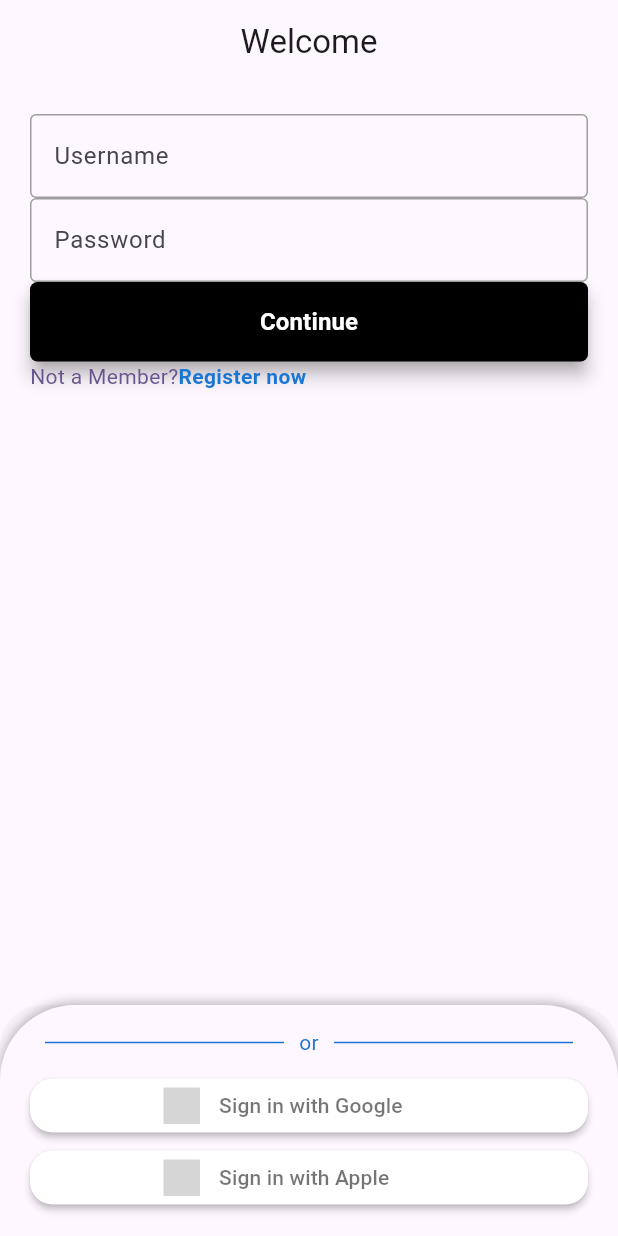
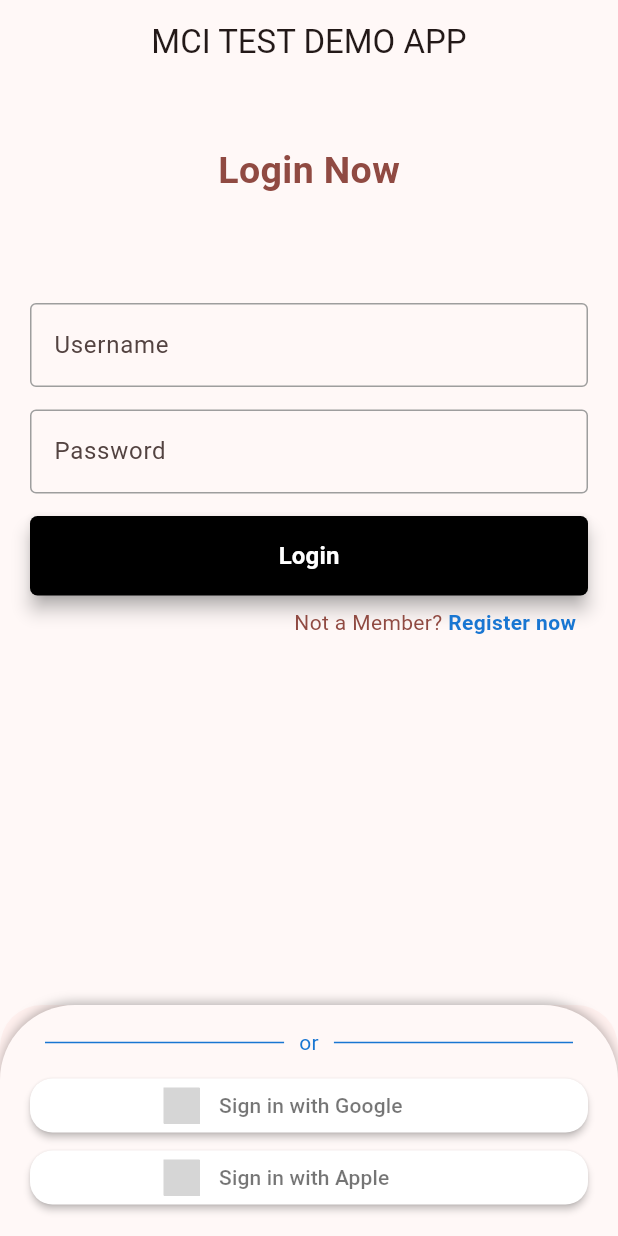
Before and after one commit to SamsaraBanana/mci_test, a Flutter app: the screen it shows after launch, on a phone screen of 412 x 824 dp. Run offline on Flutter 3.47's test engine with Material 3 defaults, Android fonts, the phone set to English and light mode, and no system bars; drawn by our look-alikes of sign_in_button; our stand-ins replace firebase_core, get; accounts and stored records are empty; grey boxes are pictures that could not be loaded.

Commit message:
Login page UI is stable now. added: - login mode - register mode - textfield validators - user feedback

```diff
--- a/lib/controller/login_controller.dart
+++ b/lib/controller/login_controller.dart
@@ -5,11 +5,10 @@ class LoginController extends GetxController {
   final TextEditingController usernameController = TextEditingController();
   final TextEditingController passwordController = TextEditingController();
   final TextEditingController confirmPasswordController = TextEditingController();
-  final GlobalKey formKeyUsername = GlobalKey<FormState>();
-  final GlobalKey formKeyPassword = GlobalKey<FormState>();
-  final GlobalKey formKeyConfirmPassword = GlobalKey<FormState>();
+  final GlobalKey<FormState> formKeyUsername = GlobalKey<FormState>();
+  final GlobalKey<FormState> formKeyPassword = GlobalKey<FormState>();
+  final GlobalKey<FormState> formKeyConfirmPassword = GlobalKey<FormState>();
 
-  var isEmailLogin = false.obs;
   var isRegister = false.obs;
 
 
@@ -17,6 +16,7 @@ class LoginController extends GetxController {
     return passwordController.text == confirmPasswordController.text;
   }
 
+  ///Validates Username for Syntax that could be problematic
   String? validateUsername(String? value) {
     if (value == null || value.isEmpty) {
       return 'usernameEmptyError'; // Error for empty username
@@ -32,6 +32,7 @@ class LoginController extends GetxController {
     return null;
   }
 
+  ///Validates the Password for common weaknesses
   String? validatePassword(String? value) {
     if (value == null || value.isEmpty) {
       return 'passwordEmptyError';
@@ -49,8 +50,45 @@ class LoginController extends GetxController {
     return null;
   }
 
-  void toggleEmailLogin() => isEmailLogin.toggle();
+  ///Validates if the ConfirmPassword is the same as the Password
+  String? validateConfirmPassword(String? value) {
+    String? passwordError = validatePassword(value);
+    if (passwordError == null) {
+      if(isPasswordConfirmed()) {
+        return null;
+      }
+      else {
+        return 'passwordConfirmError';
+      }
+    }
+    return passwordError;
+  }
+
   void toggleRegister() => isRegister.toggle();
+
+  ///Login via Firebase Auth Email system
+  void loginEmail() {
+    if (formKeyUsername.currentState!.validate() && formKeyPassword.currentState!.validate() && !isRegister.value) {
+      // Perform login logic here
+    }
+  }
+
+  ///Register via Firebase Auth Email system
+  void registerEmail() {
+    if (
+      formKeyUsername.currentState!.validate() &&
+      formKeyPassword.currentState!.validate() &&
+      formKeyConfirmPassword.currentState!.validate() &&
+      isRegister.value && isPasswordConfirmed()
+    ) {
+
+    }
+  }
+
+  //TODO Google Sign in
+  void googleSignIn() {
+    throw UnimplementedError();
+  }
 
   @override
   void onClose() {
--- a/lib/main.dart
+++ b/lib/main.dart
@@ -37,7 +37,7 @@ class MyApp extends StatelessWidget {
         //
         // This works for code too, not just values: Most code changes can be
         // tested with just a hot reload.
-        colorScheme: ColorScheme.fromSeed(seedColor: Colors.deepPurple),
+        colorScheme: ColorScheme.fromSeed(seedColor: Colors.red),
 
         useMaterial3: true,
       ),
--- a/lib/ui/components/login/login_button.dart
+++ b/lib/ui/components/login/login_button.dart
@@ -1,16 +1,23 @@
 import 'package:flutter/material.dart';
+import 'package:get/get.dart';
+
+import '../../../controller/login_controller.dart';
 
 class LoginButton extends StatelessWidget {
-  final String buttonText;
+  final bool isRegistering;
 
-  const LoginButton({super.key, required this.buttonText});
+  const LoginButton({super.key, required this.isRegistering});
 
   @override
   Widget build(BuildContext context) {
+    LoginController controller = Get.put(LoginController());
     return SizedBox(
       width: double.infinity,
       child: ElevatedButton(
-        onPressed: () {  },
+        onPressed: () {
+          isRegistering? controller.registerEmail() :
+          controller.loginEmail();
+        },
         style: ElevatedButton.styleFrom(
             foregroundColor: Colors.white,
             backgroundColor: Colors.black,
@@ -22,7 +29,7 @@ class LoginButton extends StatelessWidget {
             padding: const EdgeInsets.symmetric(vertical: 15)
         ),
         child: Text(
-          buttonText,
+          isRegistering? "Register" : "Login",
           style: const TextStyle(
             fontSize: 16,
             fontWeight: FontWeight.bold,
--- a/lib/ui/components/login/login_register_link.dart
+++ b/lib/ui/components/login/login_register_link.dart
@@ -15,12 +15,12 @@ class RegisterLink extends StatelessWidget {
   Widget build(BuildContext context) {
 
     return Row(
-      mainAxisAlignment: MainAxisAlignment.start,
+      mainAxisAlignment: MainAxisAlignment.end,
       children: [
         Text(
           isRegistering
-            ? "already A Member?"
-            : "Not a Member?",
+            ? "Already a Member? "
+            : "Not a Member? ",
           style: TextStyle(color: Theme.of(context).primaryColor),
         ),
         InkWell(
--- a/lib/ui/pages/login/login_page.dart
+++ b/lib/ui/pages/login/login_page.dart
@@ -16,41 +16,68 @@ class LoginPage extends StatelessWidget {
     return Scaffold(
       appBar: AppBar(
         centerTitle: true,
-        title: const Text('Welcome'),
+        title: const Text('MCI TEST DEMO APP'),
       ),
       body: SingleChildScrollView(
+        child: Center(
           child: Padding(
             padding: const EdgeInsets.all(20.0),
             child: Obx(
               ()=> Column(
                 children: [
-                LoginTextField(
+                  Padding(
+                    padding: const EdgeInsets.only(top: 20, bottom: 60),
+                    child: Text(
+                      loginController.isRegister.value
+                          ? "Register Now"
+                          : "Login Now",
+                      style: TextStyle(
+                        fontSize: 25,
+                        fontWeight: FontWeight.bold,
+                        color: Theme.of(context).primaryColor
+                      ),
+                    ),
+                  ),
+                  Padding(
+                    padding: const EdgeInsets.symmetric(vertical: 10),
+                    child: LoginTextField(
                       obscureText: false,
                       controller: loginController.usernameController,
                       formKey: loginController.formKeyUsername,
                       validator: loginController.validateUsername,
                       decoration: usernameTextFieldDecoration("Username"),
                     ),
-                LoginTextField(
+                  ),
+                  Padding(
+                    padding: const EdgeInsets.symmetric(vertical: 5),
+                    child: LoginTextField(
                       obscureText: true,
                       controller: loginController.passwordController,
                       formKey: loginController.formKeyPassword,
                       validator: loginController.validatePassword,
                       decoration: passwordTextFieldDecoration("Password"),
                     ),
-                Visibility(
+                  ),
+                  Padding(
+                    padding: const EdgeInsets.only(bottom: 10),
+                    child: Visibility(
                       visible: loginController.isRegister.value,
                       child: LoginTextField(
                         obscureText: true,
                         controller: loginController.confirmPasswordController,
                         formKey: loginController.formKeyConfirmPassword,
-                    validator: loginController.validatePassword,
+                        validator: loginController.validateConfirmPassword,
                         decoration: passwordTextFieldDecoration("ConfirmPassword"),
                       ),
                     ),
-                LoginButton(buttonText: "Continue"),
-                RegisterLink(isRegistering: loginController.isRegister.value)
+                  ),
+                  LoginButton(isRegistering: loginController.isRegister.value),
+                  Padding(
+                    padding: const EdgeInsets.all(8.0),
+                    child: RegisterLink(isRegistering: loginController.isRegister.value),
+                  )
                 ],
+              ),
             ),
           ),
         )
```
Also changed, not shown: lib/ui/pages/dashboard/dashboard_page.dart (added). Lines whose indentation alone changed are shown as unchanged.
